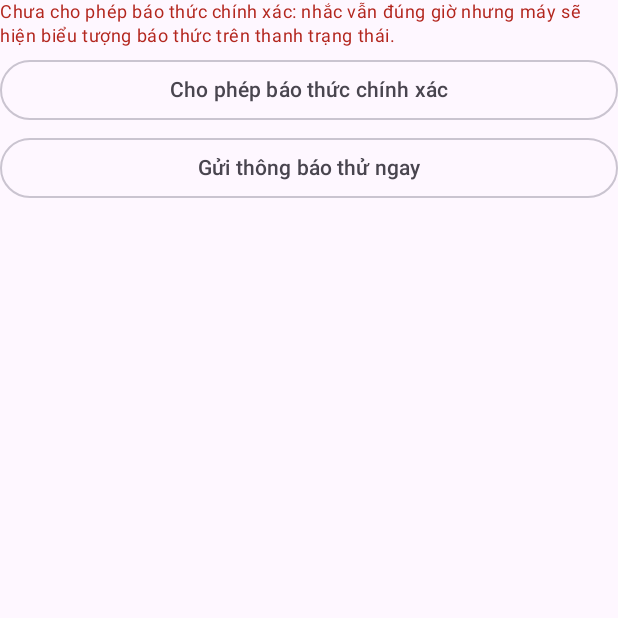
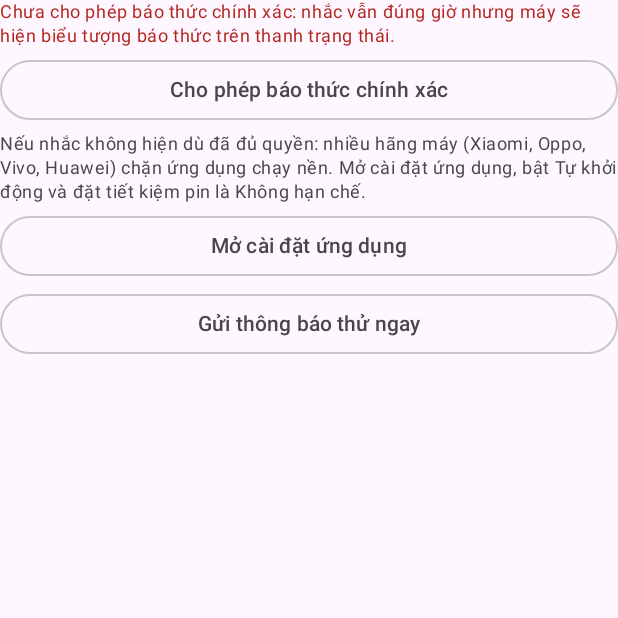
Before and after one commit to vava-prog/Widget-Premium, an Android app built with Jetpack Compose: the composable ReminderStatus shown on its own in the app's theme, on a phone screen of 412 x 824 dp, the top half of it. Run offline under Robolectric (Android 15) with nearby library versions, the phone set to English and light mode, and no system bars; 1 statement that could not run was skipped.

Commit message:
Reminders: in-app guidance and shortcut for OEM background restrictions
Co-Authored-By: Claude Sonnet 5.5 <noreply@anthropic.com>
Claude-Session: https://claude.ai/code/session_01Nk4VFSxSjZYMeE7WNy29ET

```diff
--- a/app/src/main/java/com/vava/widgetpremium/CalendarScreen.kt
+++ b/app/src/main/java/com/vava/widgetpremium/CalendarScreen.kt
@@ -528,6 +528,13 @@ private fun ReminderStatus() {
         if (notifOk && exactOk) {
             Text(stringResource(R.string.rs_ok), style = MaterialTheme.typography.bodySmall, color = MaterialTheme.colorScheme.onSurfaceVariant)
         }
+        Text(stringResource(R.string.rs_oem_hint), style = MaterialTheme.typography.bodySmall, color = MaterialTheme.colorScheme.onSurfaceVariant)
+        OutlinedButton(onClick = {
+            context.startActivity(
+                Intent(Settings.ACTION_APPLICATION_DETAILS_SETTINGS, Uri.parse("package:" + context.packageName))
+                    .addFlags(Intent.FLAG_ACTIVITY_NEW_TASK)
+            )
+        }, modifier = Modifier.fillMaxWidth()) { Text(stringResource(R.string.rs_open_app_settings)) }
         OutlinedButton(onClick = {
             ReminderNotifier.show(context, 0L, context.getString(R.string.rs_test_text))
             refresh++
--- a/app/src/main/res/values/strings.xml
+++ b/app/src/main/res/values/strings.xml
@@ -164,4 +164,6 @@
     <string name="cal_hour_good">Hoàng đạo</string>
     <string name="cal_hour_bad">Hắc đạo</string>
     <string name="cal_next_term">Tiết khí kế tiếp: %1$s, ngày %2$s (còn %3$d ngày)</string>
+    <string name="rs_oem_hint">Nếu nhắc không hiện dù đã đủ quyền: nhiều hãng máy (Xiaomi, Oppo, Vivo, Huawei) chặn ứng dụng chạy nền. Mở cài đặt ứng dụng, bật "Tự khởi động" và đặt tiết kiệm pin là "Không hạn chế".</string>
+    <string name="rs_open_app_settings">Mở cài đặt ứng dụng</string>
 </resources>
```
Also changed, not shown: 1 other file.
